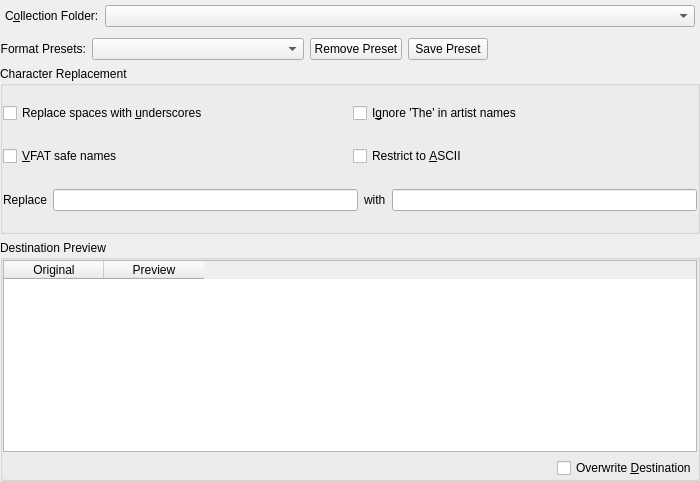
This is src/dialogs/OrganizeCollectionDialogBase.ui in netrunner-debian-kde-extras/amarok as Qt 5 draws it before an edit. The edited form follows.
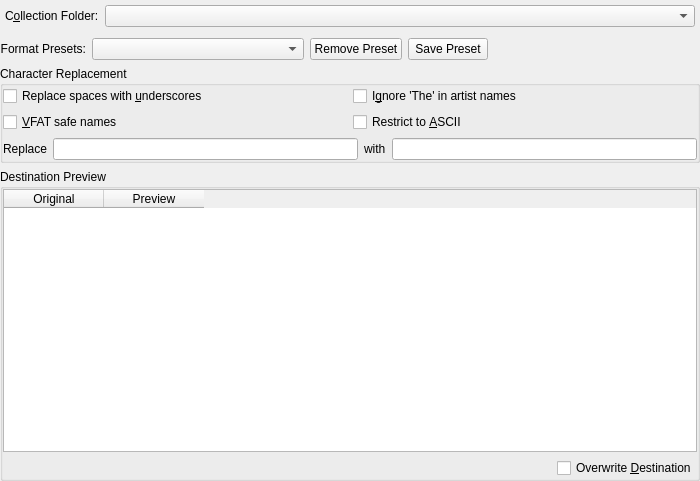
This is the edited form. Custom widgets are drawn as their Qt base class.

```diff
--- a/src/dialogs/OrganizeCollectionDialogBase.ui
+++ b/src/dialogs/OrganizeCollectionDialogBase.ui
@@ -300,7 +300,7 @@
    <item>
     <widget class="QGroupBox" name="previewBox">
      <property name="sizePolicy">
-      <sizepolicy hsizetype="Preferred" vsizetype="Fixed">
+      <sizepolicy hsizetype="Preferred" vsizetype="Expanding">
        <horstretch>0</horstretch>
        <verstretch>0</verstretch>
       </sizepolicy>
```
Left out of the diff: 6 changed lines with no effect on the pictures.
